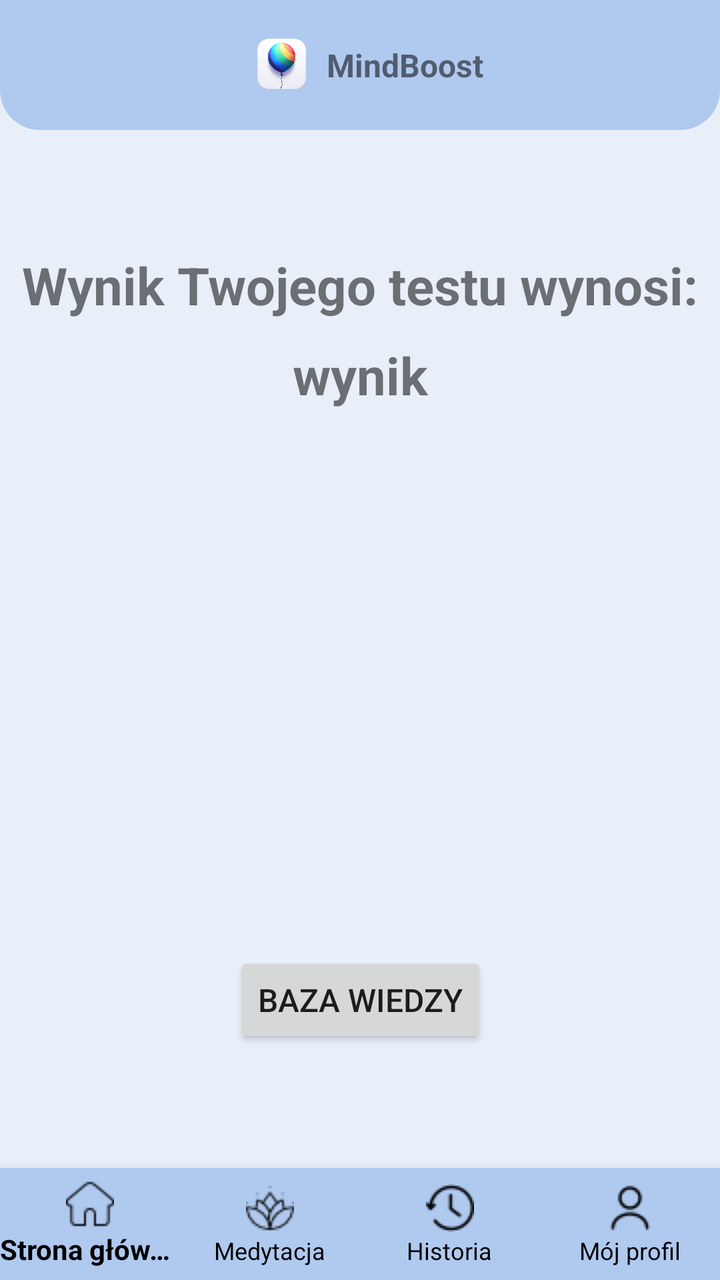
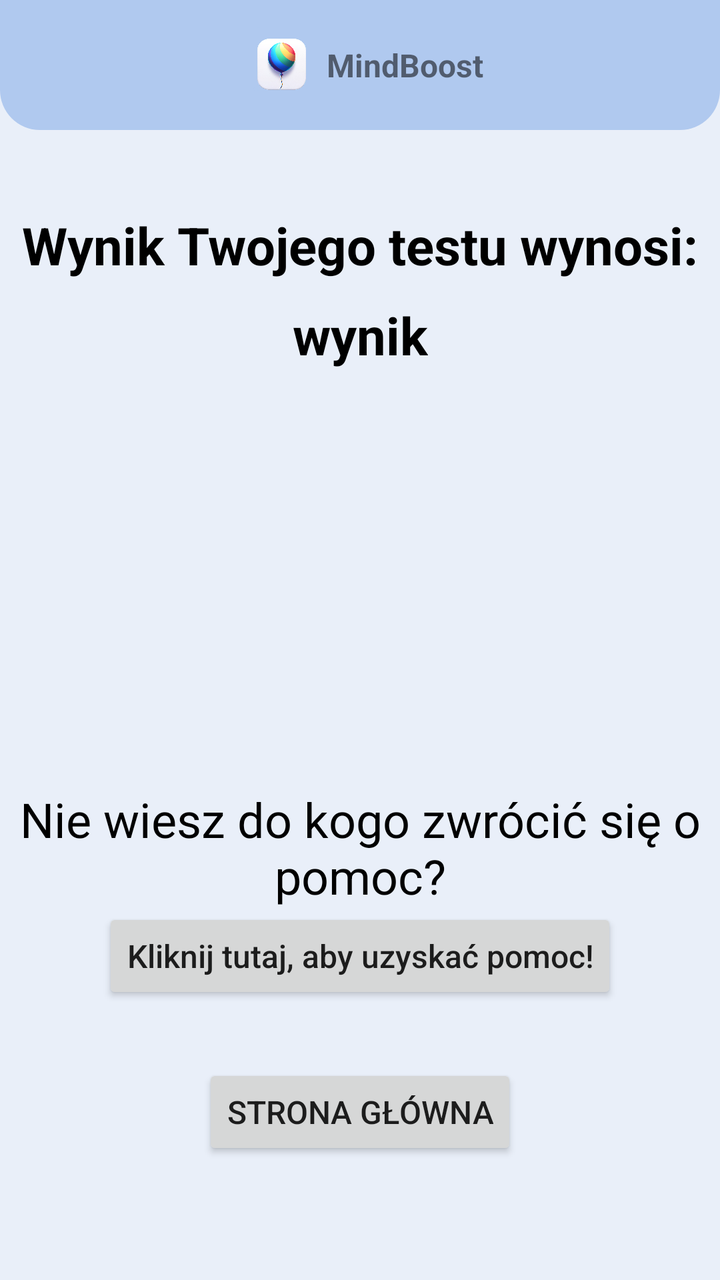

Compare the two renders of this Android layout. The source of the first and the diff that turns it into the second are given below.
<!-- AndroidManifest.xml: application theme Theme.AppCompat.Light.NoActionBar -->
<!-- res/layout/activity_test_result.xml -->
<?xml version="1.0" encoding="utf-8"?>
<androidx.constraintlayout.widget.ConstraintLayout xmlns:android="http://schemas.android.com/apk/res/android"
    xmlns:app="http://schemas.android.com/apk/res-auto"
    xmlns:tools="http://schemas.android.com/tools"
    android:layout_width="match_parent"
    android:layout_height="match_parent"
    android:gravity="center"
    android:orientation="vertical"
    android:background="#E9EFF9"
    android:id="@+id/CL_Score"
    tools:context=".TestResultActivity">

    <RelativeLayout
        android:layout_width="match_parent"
        android:layout_height="wrap_content"
        android:id="@+id/logo"
        android:background="@drawable/rectangle2"
        app:layout_constraintEnd_toEndOf="parent"
        app:layout_constraintStart_toStartOf="parent"
        app:layout_constraintTop_toTopOf="parent"
        android:layout_centerInParent="true">

        <RelativeLayout
            android:layout_width="wrap_content"
            android:layout_height="wrap_content"
            android:layout_centerInParent="true">

            <ImageView
                android:id="@+id/logoImageView"
                android:layout_width="45dp"
                android:layout_height="45dp"
                android:src="@drawable/app_logo" />

            <TextView
                android:id="@+id/appName"
                android:layout_width="wrap_content"
                android:layout_height="wrap_content"
                android:text="MindBoost"
                android:textStyle="bold"
                android:textSize="16sp"
                android:layout_centerVertical="true"
                android:layout_toRightOf="@id/logoImageView" />
        </RelativeLayout>
    </RelativeLayout>

    <TextView
        android:id="@+id/text1"
        android:layout_width="wrap_content"
        android:layout_height="wrap_content"
        android:layout_marginTop="60dp"
        android:gravity="center"
        android:text="Wynik Twojego testu wynosi:"
        android:textSize="26dp"
        android:textStyle="bold"
        app:layout_constraintEnd_toEndOf="parent"
        app:layout_constraintStart_toStartOf="parent"
        app:layout_constraintTop_toBottomOf="@id/logo" />

    <TextView
        android:id="@+id/testResult"
        android:layout_width="wrap_content"
        android:layout_height="wrap_content"
        android:layout_marginTop="10dp"
        android:gravity="center"
        android:text="wynik"
        android:textSize="26dp"
        android:textStyle="bold"
        app:layout_constraintEnd_toEndOf="parent"
        app:layout_constraintStart_toStartOf="parent"
        app:layout_constraintTop_toBottomOf="@id/text1" />

    <TextView
        android:id="@+id/resultInfo"
        android:layout_marginRight="20dp"
        android:layout_marginLeft="20dp"
        android:layout_marginTop="10dp"
        android:layout_width="wrap_content"
        android:layout_height="wrap_content"
        android:gravity="center"
        android:textSize="26dp"
        android:textStyle="bold"
        app:layout_constraintEnd_toEndOf="parent"
        app:layout_constraintStart_toStartOf="parent"
        app:layout_constraintTop_toBottomOf="@id/testResult"/>
    <TextView
        android:id="@+id/resultInfoDescription"
        android:layout_marginRight="20dp"
        android:layout_marginLeft="20dp"
        android:layout_width="wrap_content"
        android:layout_height="wrap_content"
        android:gravity="center"
        android:textSize="20dp"
        app:layout_constraintEnd_toEndOf="parent"
        app:layout_constraintStart_toStartOf="parent"
        app:layout_constraintTop_toBottomOf="@id/resultInfo"/>

    <Button
        android:layout_width="wrap_content"
        android:layout_height="wrap_content"
        android:layout_marginBottom="60dp"
        android:gravity="center"
        android:text="baza wiedzy"
        android:textSize="16dp"
        android:id="@+id/knowledgeBase"
        app:layout_constraintEnd_toEndOf="parent"
        app:layout_constraintStart_toStartOf="parent"
        app:layout_constraintBottom_toTopOf="@id/navigationBarHome"/>

    <com.google.android.material.bottomnavigation.BottomNavigationView
        android:id="@+id/navigationBarHome"
        android:layout_width="match_parent"
        android:layout_height="wrap_content"
        android:background="#B0C9EF"
        app:menu="@menu/bottom_nav_menu"
        app:itemIconTint="@color/black"
        app:itemTextColor="@color/black"
        app:layout_constraintBottom_toBottomOf="parent"
        app:labelVisibilityMode="labeled"
        />
</androidx.constraintlayout.widget.ConstraintLayout>
<!-- resources referenced by this layout -->
<resources>
  <color name="black">#FF000000</color>
  <!-- drawable app_logo: png bitmap (drawable, 267549 bytes) -->
  <!-- drawable rectangle2 (drawable) -->
  <?xml version="1.0" encoding="utf-8"?>
  <shape xmlns:android="http://schemas.android.com/apk/res/android" android:id="@+id/listview_background_shape">
      <padding android:left="10dp"
          android:top="10dp"
          android:right="10dp"
          android:bottom="10dp" />
      <corners android:radius="1dp" android:topLeftRadius="0dp" android:topRightRadius="0dp" android:bottomLeftRadius="20dp" android:bottomRightRadius="20dp"/>
      <solid android:color="#B0C9EF" />
  </shape>
</resources>

<!-- the commit's change to res/layout/activity_test_result.xml (unified diff, before → after) -->
@@ -47,8 +47,9 @@
         android:id="@+id/text1"
         android:layout_width="wrap_content"
         android:layout_height="wrap_content"
-        android:layout_marginTop="60dp"
+        android:layout_marginTop="40dp"
         android:gravity="center"
+        android:textColor="@color/black"
         android:text="Wynik Twojego testu wynosi:"
         android:textSize="26dp"
         android:textStyle="bold"
@@ -63,6 +64,7 @@
         android:layout_marginTop="10dp"
         android:gravity="center"
         android:text="wynik"
+        android:textColor="@color/black"
         android:textSize="26dp"
         android:textStyle="bold"
         app:layout_constraintEnd_toEndOf="parent"
@@ -94,27 +96,44 @@
         app:layout_constraintStart_toStartOf="parent"
         app:layout_constraintTop_toBottomOf="@id/resultInfo"/>
 
+    <TextView
+        android:id="@+id/text2"
+        android:layout_marginRight="20dp"
+        android:layout_marginLeft="20dp"
+        android:layout_marginTop="30dp"
+        android:text="Nie wiesz do kogo zwrócić się o pomoc?"
+        android:textColor="@color/black"
+        android:layout_width="wrap_content"
+        android:layout_height="wrap_content"
+        android:gravity="center"
+        android:textSize="24dp"
+        app:layout_constraintEnd_toEndOf="parent"
+        app:layout_constraintStart_toStartOf="parent"
+        app:layout_constraintBottom_toTopOf="@id/phoneListActivityBtn"/>
+
+    <Button
+        android:layout_width="wrap_content"
+        android:layout_height="wrap_content"
+        android:layout_marginBottom="30dp"
+        android:gravity="center"
+        android:text="Kliknij tutaj, aby uzyskać pomoc!"
+        android:textAllCaps="false"
+        android:textSize="16dp"
+        android:id="@+id/phoneListActivityBtn"
+        app:layout_constraintEnd_toEndOf="parent"
+        app:layout_constraintStart_toStartOf="parent"
+        app:layout_constraintBottom_toTopOf="@id/homePageButton"/>
+
     <Button
         android:layout_width="wrap_content"
         android:layout_height="wrap_content"
         android:layout_marginBottom="60dp"
         android:gravity="center"
-        android:text="baza wiedzy"
+        android:text="Strona główna"
         android:textSize="16dp"
-        android:id="@+id/knowledgeBase"
+        android:id="@+id/homePageButton"
         app:layout_constraintEnd_toEndOf="parent"
         app:layout_constraintStart_toStartOf="parent"
-        app:layout_constraintBottom_toTopOf="@id/navigationBarHome"/>
+        app:layout_constraintBottom_toBottomOf="parent"/>
 
-    <com.google.android.material.bottomnavigation.BottomNavigationView
-        android:id="@+id/navigationBarHome"
-        android:layout_width="match_parent"
-        android:layout_height="wrap_content"
-        android:background="#B0C9EF"
-        app:menu="@menu/bottom_nav_menu"
-        app:itemIconTint="@color/black"
-        app:itemTextColor="@color/black"
-        app:layout_constraintBottom_toBottomOf="parent"
-        app:labelVisibilityMode="labeled"
-        />
 </androidx.constraintlayout.widget.ConstraintLayout>
